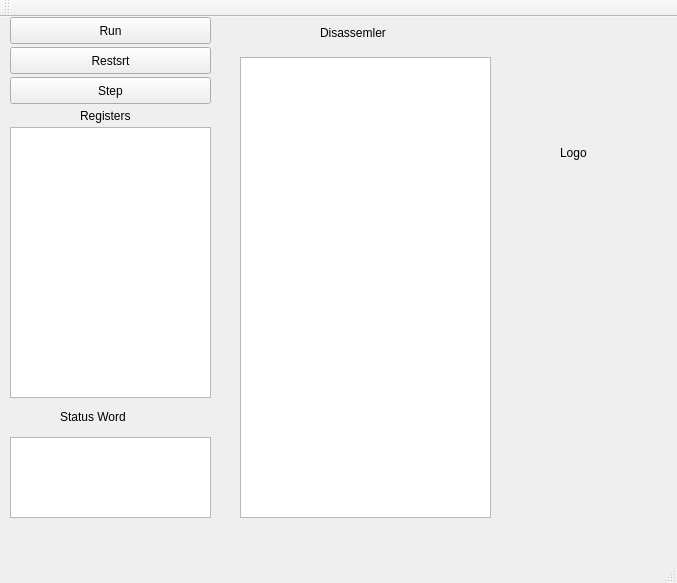
Before: the Qt Designer form config/mainwindow.ui in StasLatGTTT/pdp11, drawn with Qt 5.
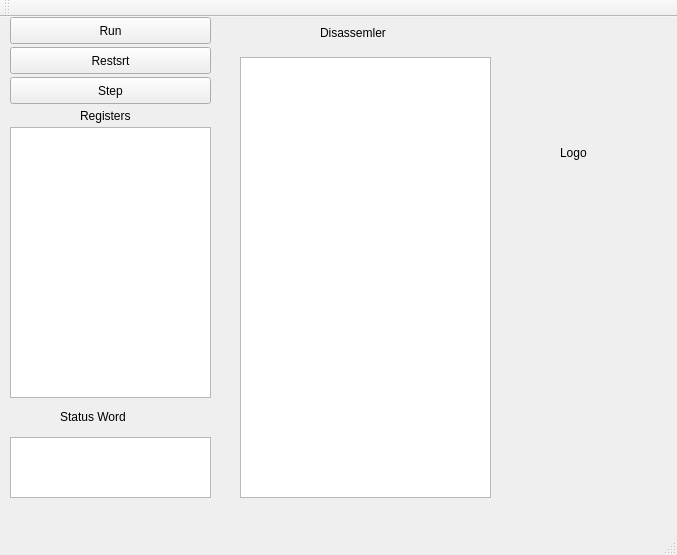
After: the same form once the commit is applied.

Commit message: stat word seems better

```diff
--- a/config/mainwindow.ui
+++ b/config/mainwindow.ui
@@ -7,7 +7,7 @@
     <x>0</x>
     <y>0</y>
     <width>677</width>
-    <height>583</height>
+    <height>555</height>
    </rect>
   </property>
   <property name="windowTitle">
@@ -82,7 +82,7 @@
       <x>240</x>
       <y>40</y>
       <width>251</width>
-      <height>461</height>
+      <height>441</height>
      </rect>
     </property>
    </widget>
@@ -131,7 +131,7 @@
       <x>10</x>
       <y>420</y>
       <width>201</width>
-      <height>81</height>
+      <height>61</height>
      </rect>
     </property>
    </widget>
```
The commit also changes 2 other files.
